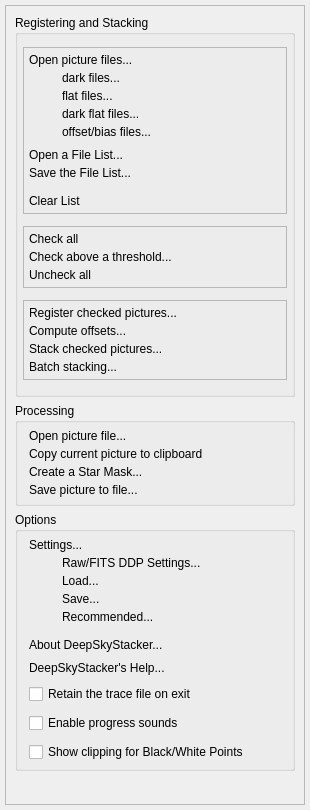
The window that DeepSkyStacker/ui/ExplorerBar.ui (deepskystacker/DSS) describes before a commit, drawn with Qt 5.
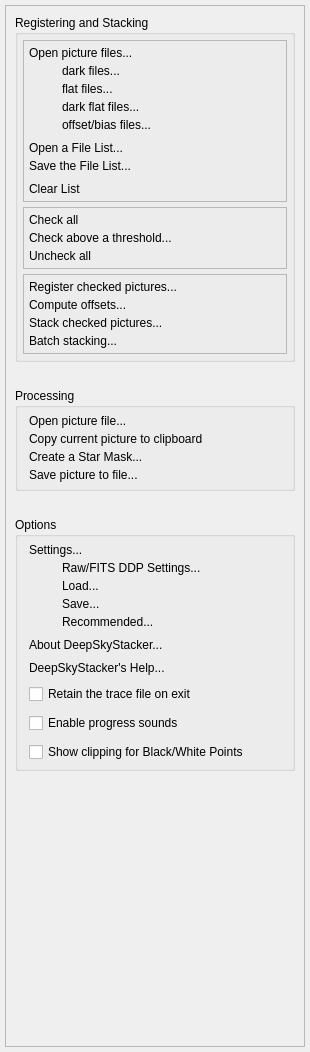
The same window after the commit.

Commit message: Resolve problems with image list dock widget and overall window size caused by minimum size of ProcessingDlg when not showing.

```diff
--- a/DeepSkyStacker/ui/ExplorerBar.ui
+++ b/DeepSkyStacker/ui/ExplorerBar.ui
@@ -7,7 +7,7 @@
     <x>0</x>
     <y>0</y>
     <width>310</width>
-    <height>810</height>
+    <height>1052</height>
    </rect>
   </property>
   <property name="sizePolicy">
@@ -24,7 +24,7 @@
   </property>
   <property name="maximumSize">
    <size>
-    <width>300</width>
+    <width>310</width>
     <height>524287</height>
    </size>
   </property>
@@ -94,8 +94,8 @@
         <rect>
          <x>0</x>
          <y>0</y>
-         <width>286</width>
-         <height>775</height>
+         <width>298</width>
+         <height>859</height>
         </rect>
        </property>
        <property name="sizePolicy">
@@ -107,7 +107,7 @@
        <property name="minimumSize">
         <size>
          <width>230</width>
-         <height>775</height>
+         <height>814</height>
         </size>
        </property>
        <layout class="QVBoxLayout" name="verticalLayout_2">
@@ -121,8 +121,8 @@
           </property>
           <property name="minimumSize">
            <size>
-            <width>228</width>
-            <height>382</height>
+            <width>0</width>
+            <height>0</height>
            </size>
           </property>
           <property name="styleSheet">
@@ -268,7 +268,7 @@
                 <property name="sizeHint" stdset="0">
                  <size>
                   <width>20</width>
-                  <height>10</height>
+                  <height>5</height>
                  </size>
                 </property>
                </spacer>
@@ -395,6 +395,19 @@
           </layout>
          </widget>
         </item>
+        <item>
+         <spacer name="verticalSpacer_9">
+          <property name="orientation">
+           <enum>Qt::Orientation::Vertical</enum>
+          </property>
+          <property name="sizeHint" stdset="0">
+           <size>
+            <width>20</width>
+            <height>1</height>
+           </size>
+          </property>
+         </spacer>
+        </item>
         <item>
          <widget class="QGroupBox" name="processing">
           <property name="sizePolicy">
@@ -456,6 +469,19 @@
           </layout>
          </widget>
         </item>
+        <item>
+         <spacer name="verticalSpacer_10">
+          <property name="orientation">
+           <enum>Qt::Orientation::Vertical</enum>
+          </property>
+          <property name="sizeHint" stdset="0">
+           <size>
+            <width>20</width>
+            <height>1</height>
+           </size>
+          </property>
+         </spacer>
+        </item>
         <item>
          <widget class="QGroupBox" name="options">
           <property name="sizePolicy">
@@ -541,7 +567,7 @@
              <property name="sizeHint" stdset="0">
               <size>
                <width>20</width>
-               <height>10</height>
+               <height>5</height>
               </size>
              </property>
             </spacer>
```
The commit also changes 4 other files.
